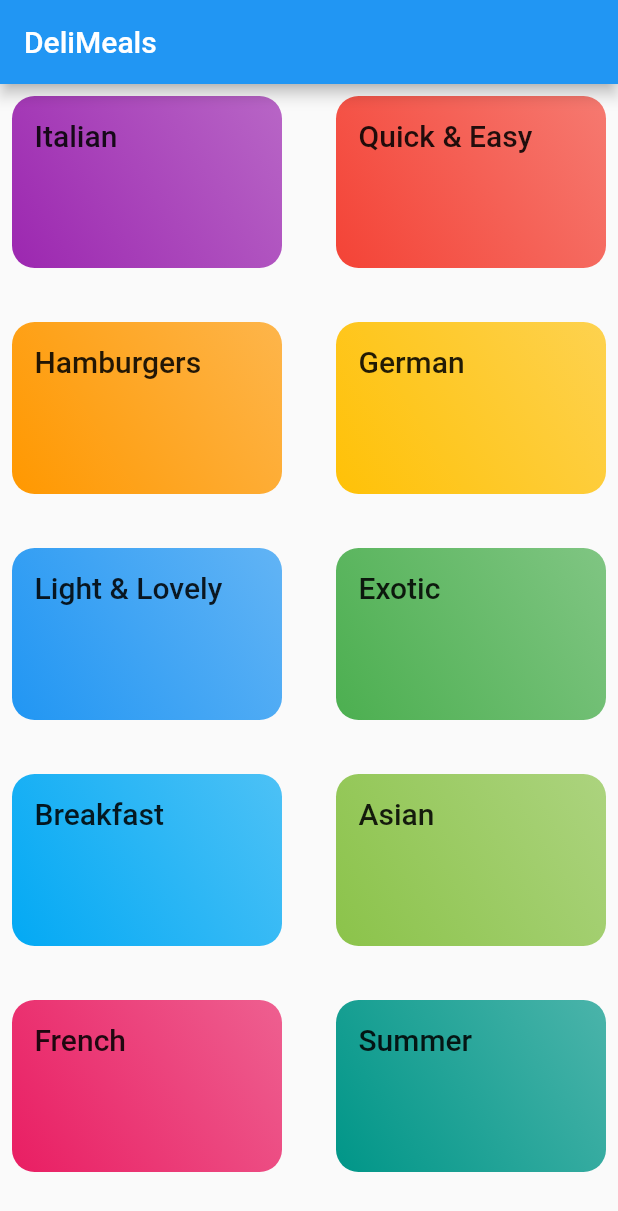
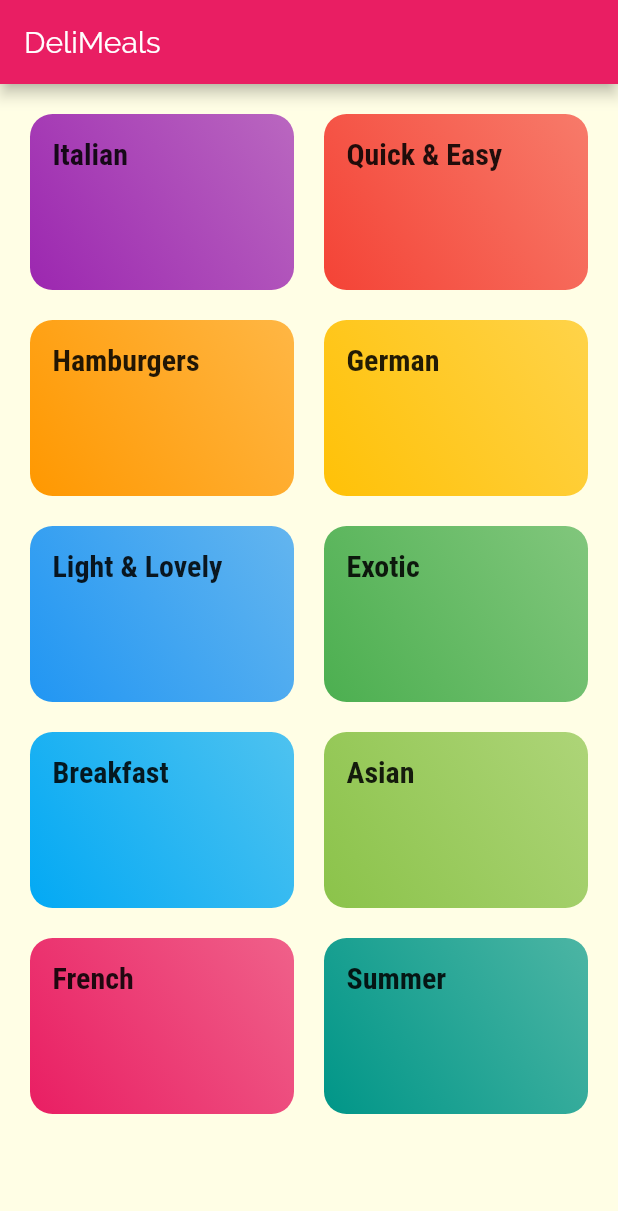
Before and after one commit to magerngulik/meals_app, a Flutter app: the screen it shows after launch, on a phone screen of 412 x 824 dp. Shown: the top 1211 px of the screen. Run offline on Flutter 3.47's test engine with Material 2 defaults, Android fonts, the phone set to English and light mode, and no system bars.

Commit message:
162 styling and theming

```diff
--- a/lib/categories_items.dart
+++ b/lib/categories_items.dart
@@ -7,13 +7,14 @@ class CategoriesItems extends StatelessWidget {
 
   @override
   Widget build(BuildContext context) {
-    return Padding(
-      padding: const EdgeInsets.all(8.0),
-      child: Container(
+    return Container(
       padding: EdgeInsets.all(15),
       child: Text(
         title,
-          style: Theme.of(context).textTheme.headline6,
+        style: TextStyle(
+            fontSize: 20,
+            fontWeight: FontWeight.bold,
+            fontFamily: 'RobotoCondensed'),
       ),
       decoration: BoxDecoration(
           gradient: LinearGradient(
@@ -21,7 +22,6 @@ class CategoriesItems extends StatelessWidget {
               begin: Alignment.topRight,
               end: Alignment.bottomLeft),
           borderRadius: BorderRadius.circular(15)),
-      ),
     );
   }
 }
--- a/lib/categories_screens.dart
+++ b/lib/categories_screens.dart
@@ -9,6 +9,7 @@ class CategoriesScreen extends StatelessWidget {
     return Scaffold(
         appBar: AppBar(title: Text('DeliMeals')),
         body: GridView(
+          padding: EdgeInsets.all(20),
           children: DUMMY_CATEGORIES
               .map(
                 (catData) => CategoriesItems(
--- a/lib/main.dart
+++ b/lib/main.dart
@@ -13,7 +13,11 @@ class MyApp extends StatelessWidget {
     return MaterialApp(
       debugShowCheckedModeBanner: false,
       title: 'DeliMeals',
-      theme: ThemeData(primarySwatch: Colors.blue),
+      theme: ThemeData(
+        fontFamily: 'Raleway',
+        primarySwatch: Colors.pink,
+        canvasColor: Color.fromRGBO(255, 254, 229, 1),
+      ),
       home: CategoriesScreen(),
     );
   }
```
Also changed, not shown: pubspec.yaml (+17 -6 lines), assets/fonts/Raleway-Black.ttf (added), assets/fonts/Raleway-Bold.ttf (added), assets/fonts/Raleway-Regular.ttf (added), assets/fonts/RobotoCondensed-Bold.ttf (added), assets/fonts/RobotoCondensed-Italic.ttf (added), assets/fonts/RobotoCondensed-Light.ttf (added), assets/fonts/RobotoCondensed-Regular.ttf (added). Lines whose indentation alone changed are shown as unchanged.
